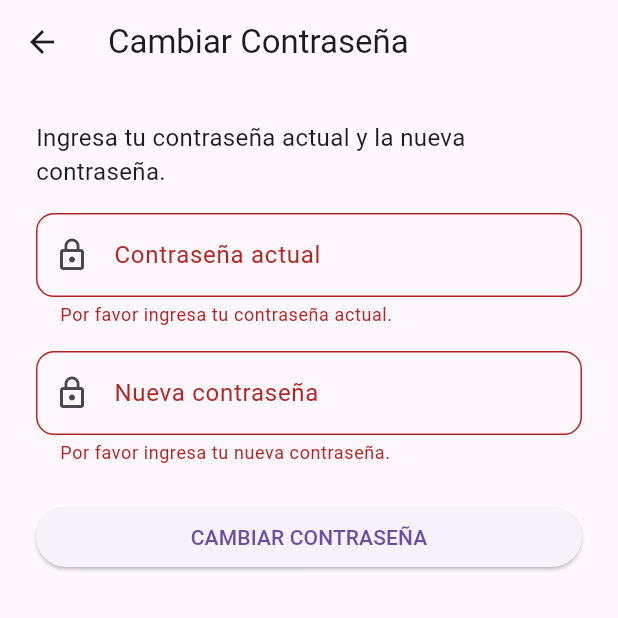
After one commit to Marlon042/Notas-discretas1, a Flutter app: the ChangePasswordScreen screen opened directly, after a tap on "CAMBIAR CONTRASEÑA", on a phone screen of 412 x 824 dp, the top half of it. The commit adds this screen. Run offline on Flutter 3.47's test engine with Material 3 defaults, Android fonts, the phone set to English and light mode, and no system bars; our stand-ins replace bloc, cloud_firestore, equatable, firebase_auth, firebase_core, firebase_messaging and 1 more; accounts and stored records are empty.

Commit message:
Nueva funcionalidad
Cambiar contraseña funcional.

```diff
--- a/lib/features/profile/profile_screen.dart
+++ b/lib/features/profile/profile_screen.dart
@@ -3,6 +3,7 @@ import 'package:flutter_bloc/flutter_bloc.dart';
 import 'package:prueba/features/auth/bloc/auth_bloc.dart';
 import 'package:cloud_firestore/cloud_firestore.dart';
 import 'package:prueba/core/widgets/avatar_notifier.dart';
+import 'package:prueba/features/security/screens/change_password_screen.dart';
 import 'package:prueba/core/services/firebase_messaging_service.dart';
 
 class ProfileScreen extends StatefulWidget {
@@ -167,10 +168,17 @@ class _ProfileScreenState extends State<ProfileScreen> {
                           overflow: TextOverflow.ellipsis,
                           textAlign: TextAlign.center,
                         ),
-                        IconButton(
+                        TextButton.icon(
                           icon: const Icon(
                             Icons.edit,
                             color: Color(0xFF4A6FA5),
+                          ),
+                          label: const Text(
+                            'Cambiar nombre',
+                            style: TextStyle(
+                              color: Color(0xFF4A6FA5),
+                              fontWeight: FontWeight.bold,
+                            ),
                           ),
                           tooltip: 'Editar nombre',
                           onPressed: () async {
@@ -333,7 +341,14 @@ class _ProfileScreenState extends State<ProfileScreen> {
             leading: const Icon(Icons.security),
             title: const Text('Seguridad'),
             trailing: const Icon(Icons.chevron_right),
-            onTap: () => Navigator.pushNamed(context, '/security'),
+            onTap: () {
+              Navigator.push(
+                context,
+                MaterialPageRoute(
+                  builder: (context) => const ChangePasswordScreen(),
+                ),
+              );
+            },
           ),
           const Divider(height: 1),
           ListTile(
--- /dev/null
+++ b/lib/features/security/screens/change_password_screen.dart
@@ -0,0 +1,136 @@
+import 'package:flutter/material.dart';
+import 'package:firebase_auth/firebase_auth.dart';
+
+class ChangePasswordScreen extends StatefulWidget {
+  const ChangePasswordScreen({super.key});
+
+  @override
+  State<ChangePasswordScreen> createState() => _ChangePasswordScreenState();
+}
+
+class _ChangePasswordScreenState extends State<ChangePasswordScreen> {
+  final _currentPasswordController = TextEditingController();
+  final _newPasswordController = TextEditingController();
+  final _formKey = GlobalKey<FormState>();
+  bool _loading = false;
+
+  @override
+  void dispose() {
+    _currentPasswordController.dispose();
+    _newPasswordController.dispose();
+    super.dispose();
+  }
+
+  Future<void> _changePassword() async {
+    if (!_formKey.currentState!.validate()) return;
+
+    setState(() {
+      _loading = true;
+    });
+
+    try {
+      final user = FirebaseAuth.instance.currentUser;
+      if (user == null) {
+        throw Exception('No hay usuario autenticado.');
+      }
+
+      final credential = EmailAuthProvider.credential(
+        email: user.email!,
+        password: _currentPasswordController.text.trim(),
+      );
+
+      await user.reauthenticateWithCredential(credential);
+      await user.updatePassword(_newPasswordController.text.trim());
+
+      ScaffoldMessenger.of(context).showSnackBar(
+        const SnackBar(
+          content: Text('Contraseña actualizada correctamente.'),
+          backgroundColor: Colors.green,
+        ),
+      );
+    } catch (e) {
+      ScaffoldMessenger.of(context).showSnackBar(
+        SnackBar(
+          content: Text('Error: ${e.toString()}'),
+          backgroundColor: Colors.red,
+        ),
+      );
+    } finally {
+      setState(() {
+        _loading = false;
+      });
+    }
+  }
+
+  @override
+  Widget build(BuildContext context) {
+    return Scaffold(
+      appBar: AppBar(title: const Text('Cambiar Contraseña')),
+      body: Padding(
+        padding: const EdgeInsets.all(24.0),
+        child: Form(
+          key: _formKey,
+          child: Column(
+            crossAxisAlignment: CrossAxisAlignment.start,
+            children: [
+              const Text(
+                'Ingresa tu contraseña actual y la nueva contraseña.',
+                style: TextStyle(fontSize: 16),
+              ),
+              const SizedBox(height: 16),
+              TextFormField(
+                controller: _currentPasswordController,
+                decoration: InputDecoration(
+                  labelText: 'Contraseña actual',
+                  prefixIcon: const Icon(Icons.lock_outline),
+                  border: OutlineInputBorder(
+                    borderRadius: BorderRadius.circular(12),
+                  ),
+                ),
+                obscureText: true,
+                validator: (value) {
+                  if (value == null || value.isEmpty) {
+                    return 'Por favor ingresa tu contraseña actual.';
+                  }
+                  return null;
+                },
+              ),
+              const SizedBox(height: 16),
+              TextFormField(
+                controller: _newPasswordController,
+                decoration: InputDecoration(
+                  labelText: 'Nueva contraseña',
+                  prefixIcon: const Icon(Icons.lock_outline),
+                  border: OutlineInputBorder(
+                    borderRadius: BorderRadius.circular(12),
+                  ),
+                ),
+                obscureText: true,
+                validator: (value) {
+                  if (value == null || value.isEmpty) {
+                    return 'Por favor ingresa tu nueva contraseña.';
+                  }
+                  if (value.length < 6) {
+                    return 'La nueva contraseña debe tener al menos 6 caracteres.';
+                  }
+                  return null;
+                },
+              ),
+              const SizedBox(height: 24),
+              SizedBox(
+                width: double.infinity,
+                child: ElevatedButton(
+                  onPressed: _loading ? null : _changePassword,
+                  child:
+                      _loading
+                          ? const CircularProgressIndicator(color: Colors.white)
+                          : const Text('CAMBIAR CONTRASEÑA'),
+                ),
+              ),
+            ],
+          ),
+        ),
+      ),
+    );
+  }
+}
```
